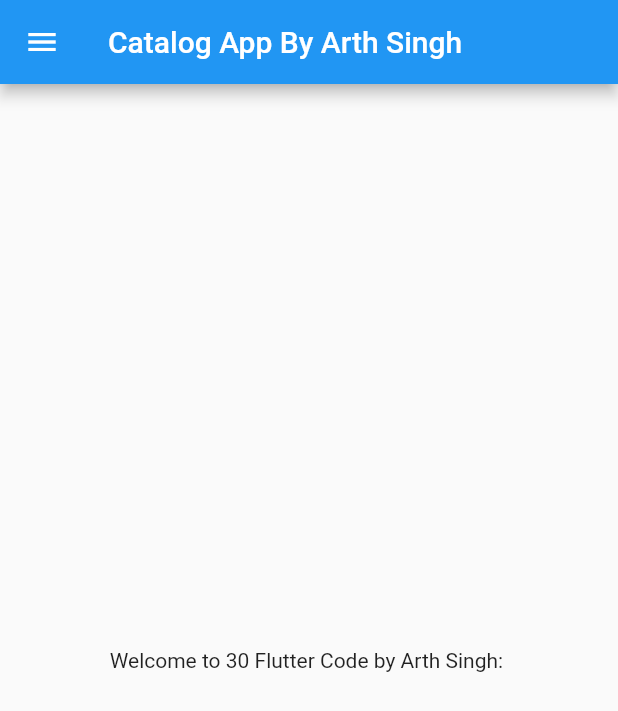
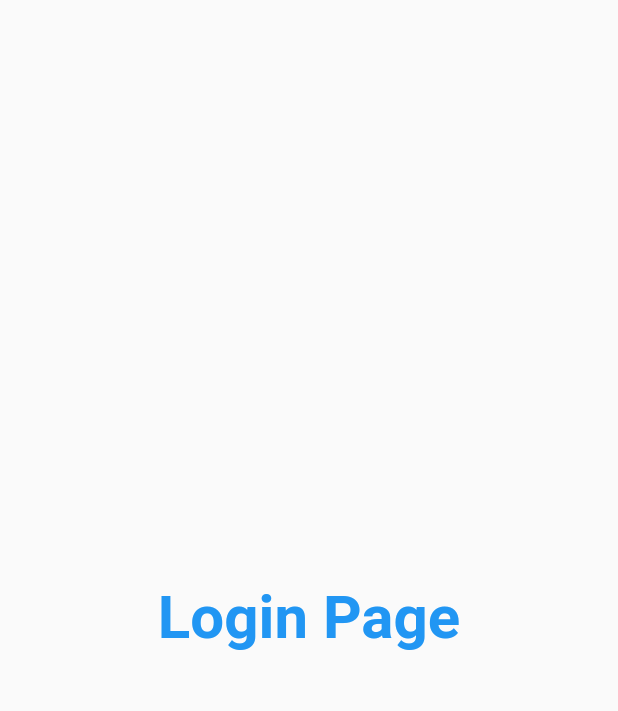
Before and after one commit to ARTHxy/30DaysOfFlutter, a Flutter app: the screen it shows after launch, on a phone screen of 412 x 824 dp. Shown: the top 711 px of the screen. Run offline on Flutter 3.47's test engine with Material 2 defaults, Android fonts, the phone set to English and light mode, and no system bars.

Commit message:
Day_3 completed

```diff
--- a/lib/main.dart
+++ b/lib/main.dart
@@ -1,8 +1,18 @@
-import 'package:beginner_project/home_page.dart';
+import 'package:beginner_project/pages/home_page.dart';
+import 'package:beginner_project/pages/login_page.dart';
+
 import 'package:flutter/material.dart';
 
 void main() {
   runApp(MyApp());
+
+  // GITHUB By Command Prompt :
+
+  /*
+   git init
+   git add .
+   git commit -m "First Commit "
+   */
 }
 
 class MyApp extends StatelessWidget {
@@ -18,7 +28,19 @@ class MyApp extends StatelessWidget {
     // Final can be modified while const can't
 
     return MaterialApp(
-      home: HomePage(),
+      //  home: HomePage(), comment cz of "/"
+      themeMode: ThemeMode.light, // Can be light/dark also
+      theme: ThemeData(primarySwatch: Colors.deepPurple),
+      darkTheme: ThemeData(
+        brightness: Brightness.dark,
+      ),
+      initialRoute: "/home",
+      routes: {
+        "/": (context) => // By Default
+            LogInPage(), // "/" means home route, use only one either "/" or homepage()
+        "/Home": (context) => HomePage(),
+        "/Login": (context) => LogInPage()
+      }, // Ways ( Raste )  (Key : Value) (String : Function)
     );
   }
 }
--- a/lib/home_page.dart
+++ b/lib/pages/home_page.dart
@@ -10,9 +10,10 @@ class HomePage extends StatelessWidget {
   Widget build(BuildContext context) {
     return Scaffold(
       // Scaffhold is a Material's component
-      appBar: AppBar(
-        title: Text("Catalog App By ${name}")
-      ),
+
+      //  bringVegetables({int rupees = 100 , @required boolean thaila = false }) {}
+
+      appBar: AppBar(title: Text("Catalog App By ${name}")),
       body: Center(
         child: Container(
           child: Text("Welcome to $days Flutter Code by $name: "),
--- /dev/null
+++ b/lib/pages/login_page.dart
@@ -0,0 +1,22 @@
+import 'package:flutter/material.dart';
+
+class LogInPage extends StatelessWidget {
+  // const LogInPage({super.key});
+
+  @override
+  Widget build(BuildContext context) {
+    // Every Widget has it's key :
+    return Material(
+      child: Center(
+        child: Text(
+          "Login Page",
+          style: TextStyle(
+            fontSize: 40,
+            color: Colors.blue,
+            fontWeight: FontWeight.bold,
+          ),
+        ),
+      ),
+    );
+  }
+}
```
